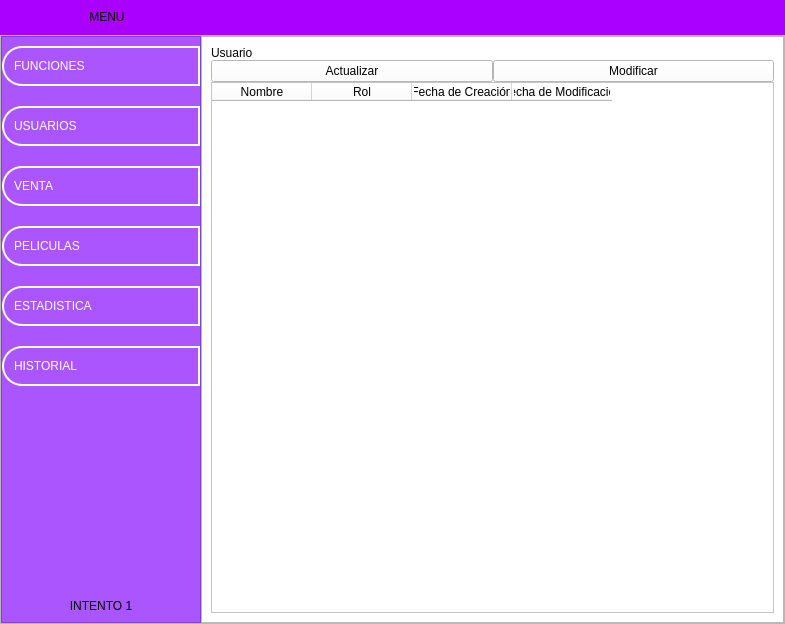
The window that ui/menuUser.ui (LeandroMuzalski1843/Proyecto_Final_Practicas_II) describes before a commit, drawn with Qt 5.
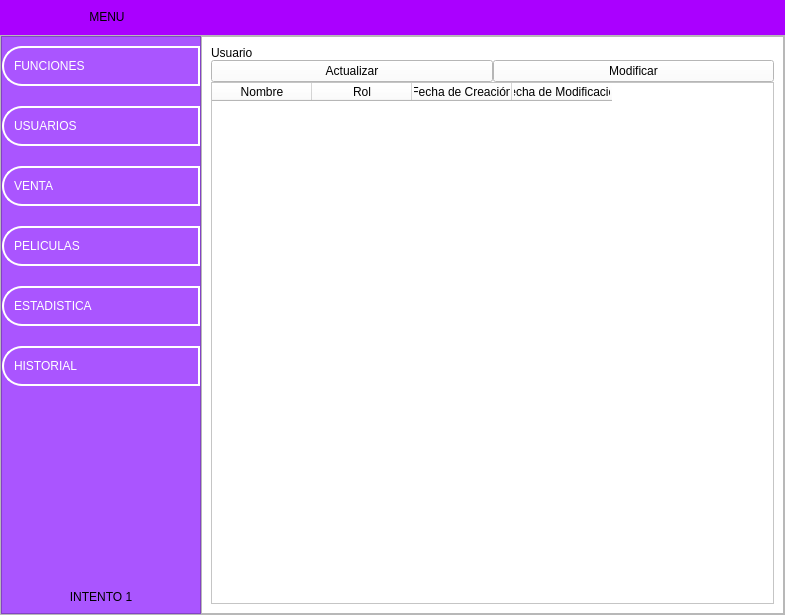
The same window after the commit. Icons and pictures are not drawn.

What changed in the file:
```diff
--- a/ui/menuUser.ui
+++ b/ui/menuUser.ui
@@ -7,7 +7,7 @@
     <x>0</x>
     <y>0</y>
     <width>785</width>
-    <height>624</height>
+    <height>615</height>
    </rect>
   </property>
   <property name="minimumSize">
```
Left out of the diff: 12 changed lines with no effect on the pictures.
